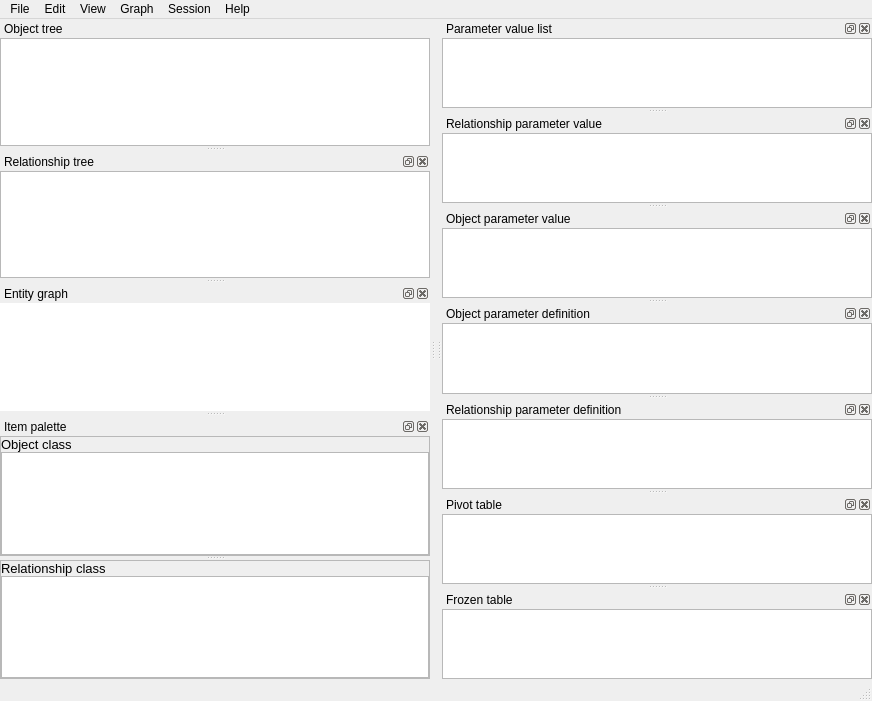
spine-tools/Spine-Toolbox, file spinetoolbox/ui/data_store_view.ui: the form before one commit.
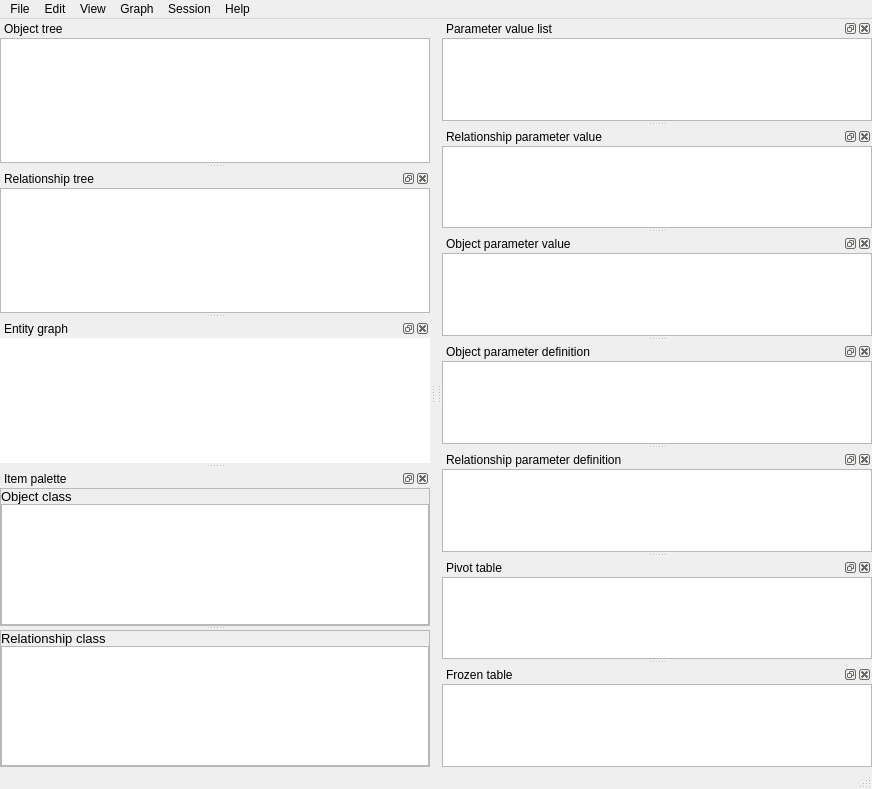
The form after the commit. Icons and pictures are not drawn. Custom widgets are drawn as their Qt base class.

Diff of the .ui file:
```diff
--- a/spinetoolbox/ui/data_store_view.ui
+++ b/spinetoolbox/ui/data_store_view.ui
@@ -19,7 +19,7 @@
     <x>0</x>
     <y>0</y>
     <width>872</width>
-    <height>701</height>
+    <height>789</height>
    </rect>
   </property>
   <property name="windowTitle">
```
Left out of the diff: 24 changed lines with no effect on the pictures.
